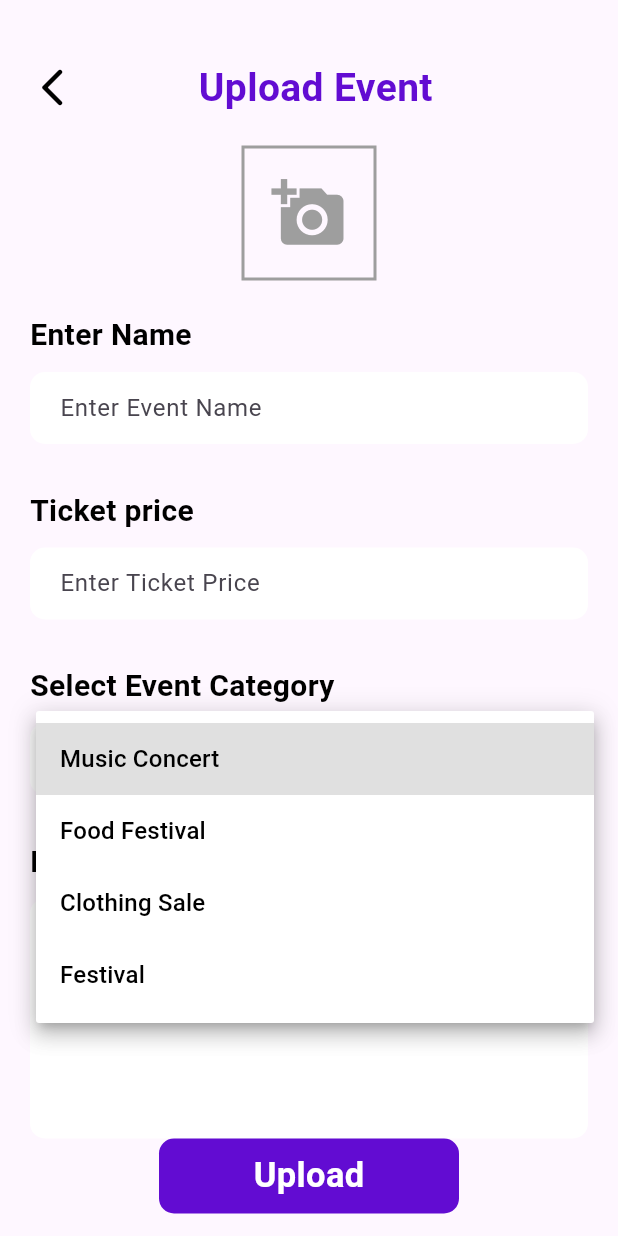
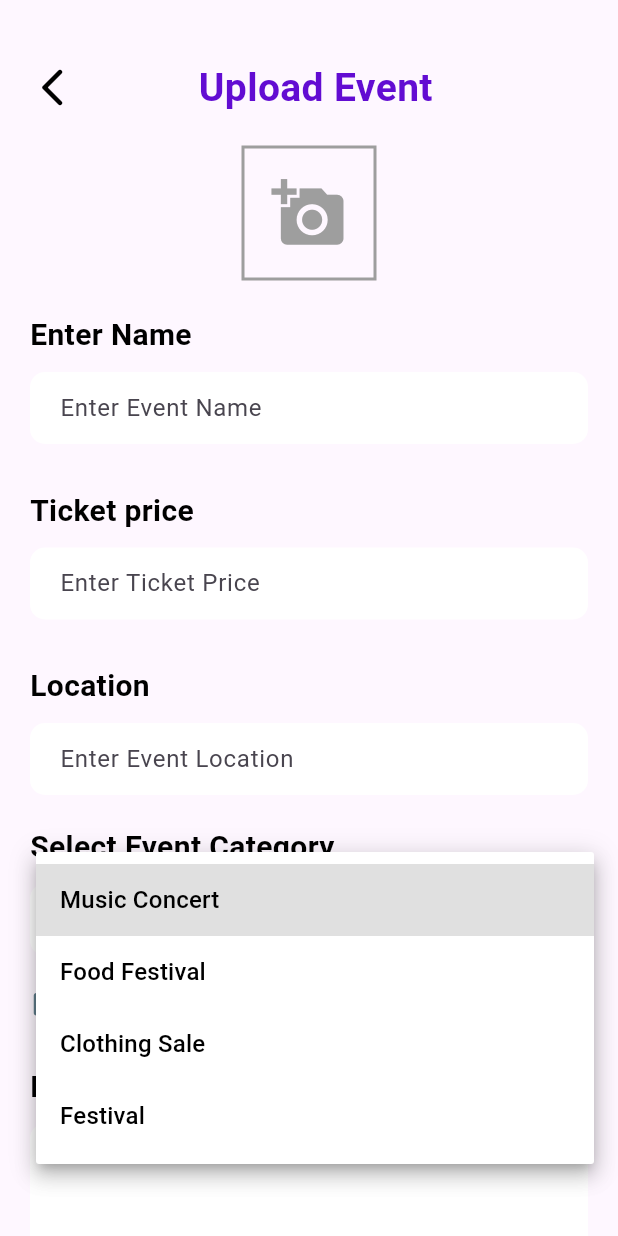
Before and after one commit to ktsweerathunga/Event-Management-System, a Flutter app: the UploadEvent screen opened directly, after a tap on "Select Event Type", on a phone screen of 412 x 824 dp. Run offline on Flutter 3.47's test engine with Material 3 defaults, Android fonts, the phone set to English and light mode, and no system bars; our stand-ins replace cloud_firestore, curved_navigation_bar, firebase_auth, firebase_core, firebase_storage, get and 3 more; accounts and stored records are empty.

Commit message:
adding time as well as, adding upcoming events

```diff
--- a/lib/admin/upload_event.dart
+++ b/lib/admin/upload_event.dart
@@ -4,6 +4,7 @@ import 'package:event_management_system/services/database.dart';
 import 'package:firebase_storage/firebase_storage.dart';
 import 'package:flutter/material.dart';
 import 'package:image_picker/image_picker.dart';
+import 'package:intl/intl.dart';
 import 'package:random_string/random_string.dart';
 
 class UploadEvent extends StatefulWidget {
@@ -17,6 +18,8 @@ class _UploadEventState extends State<UploadEvent> {
   TextEditingController nameController = new TextEditingController();
   TextEditingController priceController = new TextEditingController();
   TextEditingController detailController = new TextEditingController();
+  TextEditingController locationController = new TextEditingController();
+
   final List<String> _eventTypes = [
     'Music Concert',
     'Food Festival',
@@ -58,6 +61,7 @@ class _UploadEventState extends State<UploadEvent> {
   DateTime selectedData = DateTime.now();
   TimeOfDay selectedTime = TimeOfDay(hour: 10 , minute: 00);
 
+  // Function to pick date
   Future<void> _pickDate() async {
     DateTime? pickedDate = await showDatePicker(
       context: context,
@@ -68,6 +72,28 @@ class _UploadEventState extends State<UploadEvent> {
     if (pickedDate != null && pickedDate != selectedData) {
       setState(() {
         selectedData = pickedDate;
+      });
+    }
+  }
+
+  String formatTimeDay(TimeOfDay time) {
+    // Format the TimeOfDay to a string in HH:mm format
+    // This function assumes that the time is in 24-hour format
+    // You can adjust the formatting as needed
+    // For example, you can use DateFormat from intl package for more complex formatting
+    final now = DateTime.now();
+    final dateTime = DateTime(now.year, now.month, now.day, time.hour, time.minute);
+    return "${dateTime.hour.toString().padLeft(2, '0')}:${dateTime.minute.toString().padLeft(2, '0')}";
+  }
+
+  Future <void> _pickTime() async {
+    TimeOfDay? pickedTime = await showTimePicker(
+      context: context,
+      initialTime: selectedTime,
+    );
+    if (pickedTime != null && pickedTime != selectedTime) {
+      setState(() {
+        selectedTime = pickedTime;
       });
     }
   }
@@ -181,6 +207,29 @@ class _UploadEventState extends State<UploadEvent> {
               ),
             ),
             SizedBox(height: 30,),
+            Text('Location',
+                  style: TextStyle(
+                    color: Colors.black,
+                    fontSize: 20,
+                    fontWeight: FontWeight.bold,
+                  ),
+                ),
+            SizedBox(height: 10,),
+            Container(
+              width: MediaQuery.of(context).size.width,
+              padding: EdgeInsets.symmetric(horizontal: 20),
+              decoration: BoxDecoration(
+                color: Colors.white, borderRadius: BorderRadius.circular(10),
+              ),
+              child: TextField(
+                controller: locationController,
+                decoration: InputDecoration(
+                  border: InputBorder.none,
+                  hintText: 'Enter Event Location',
+                ),
+              ),
+            ),
+            SizedBox(height: 20,),
             Text('Select Event Category',
                   style: TextStyle(
                     color: Colors.black,
@@ -231,6 +280,36 @@ class _UploadEventState extends State<UploadEvent> {
                 ),
               ),
             ),
+            SizedBox(height: 20),
+            Row(children: [
+              GestureDetector(
+                onTap: () {
+                  _pickDate();
+                },
+                child: Icon(Icons.calendar_month_rounded , color: Colors.blueGrey,size: 20,)),
+              SizedBox(width: 10,),
+              Text(DateFormat('dd/MM/yyyy').format(selectedData!),
+                style: TextStyle(
+                  color: Colors.black,
+                  fontSize: 16,
+                  fontWeight: FontWeight.bold
+                ),
+              ),
+              SizedBox(width: 20,),
+              GestureDetector(
+                onTap: () {
+                  _pickTime();
+                },
+                child: Icon(Icons.alarm , color: Colors.blueGrey,size: 20,)),
+              SizedBox(width: 10,),
+              Text(formatTimeDay(selectedTime!),
+                style: TextStyle(
+                  color: Colors.black,
+                  fontSize: 16,
+                  fontWeight: FontWeight.bold
+                ),
+              ),
+            ],),
             SizedBox(height: 30,),
             Text('Event Detail',
                   style: TextStyle(
@@ -301,6 +380,9 @@ class _UploadEventState extends State<UploadEvent> {
                   'EventType': _selectedEventType,
                   'Detail': detailController.text,
                   'ImageUrl': '',
+                  'Date': DateFormat('dd/MM/yyyy').format(selectedData),
+                  'time': formatTimeDay(selectedTime),
+                  'location': locationController.text,
                 };
 
                 await DatabaseMethods().addEvent(uploadeventData, id).then((value) {
--- a/lib/services/database.dart
+++ b/lib/services/database.dart
@@ -22,4 +22,9 @@ class DatabaseMethods {
       print(e.toString());
     });
   }
+
+  //give all the documents in the Events collection
+  Future <Stream<QuerySnapshot>> getEventList() async {
+    return await FirebaseFirestore.instance.collection("Event").snapshots();
+  }
 }
--- a/pubspec.yaml
+++ b/pubspec.yaml
@@ -43,6 +43,7 @@ dependencies:
   firebase_storage: ^12.4.9
   image_picker: ^1.1.2
   random_string: ^2.3.1
+  intl: ^0.18.1
 
 dev_dependencies:
   flutter_test:
```
Also changed, not shown: lib/pages/home.dart (+142 -69 lines), pubspec.lock.
